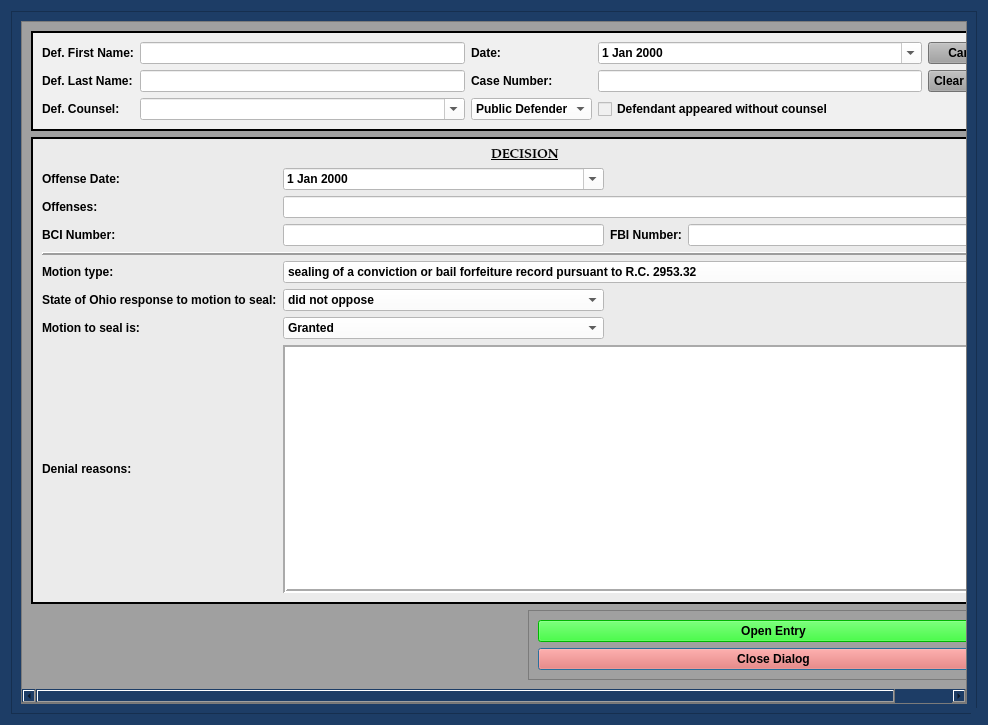
Qt form munientry/views/ui/CriminalSealingDialog.ui (HunterProgram22/MuniEntry) before a commit.
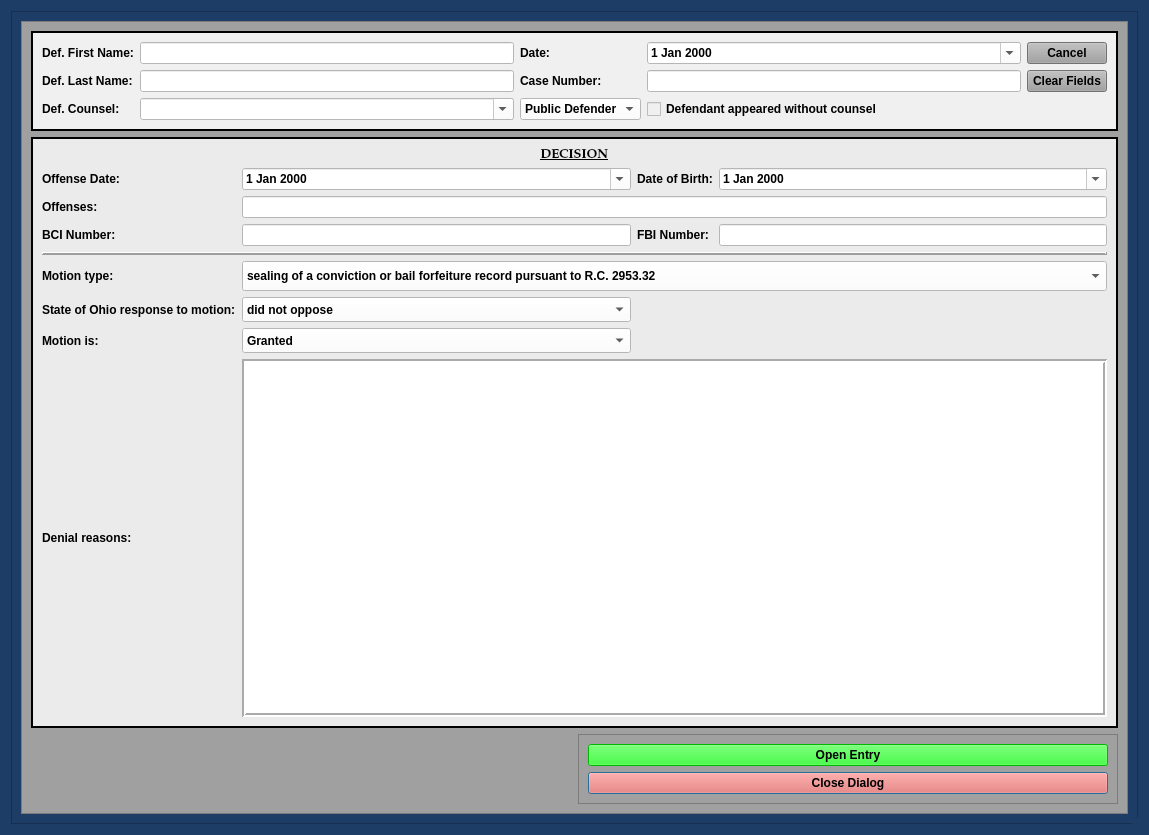
The same form after that commit. Custom widgets are drawn as their Qt base class.

Commit message: Updated sealing UI. Working on template.

```diff
--- a/munientry/views/ui/CriminalSealingDialog.ui
+++ b/munientry/views/ui/CriminalSealingDialog.ui
@@ -12,8 +12,8 @@
    <rect>
     <x>0</x>
     <y>0</y>
-    <width>988</width>
-    <height>725</height>
+    <width>1149</width>
+    <height>835</height>
    </rect>
   </property>
   <property name="sizePolicy">
@@ -180,8 +180,8 @@
           <rect>
            <x>0</x>
            <y>0</y>
-           <width>948</width>
-           <height>685</height>
+           <width>1109</width>
+           <height>795</height>
           </rect>
          </property>
          <layout class="QGridLayout" name="gridLayout_2">
@@ -442,7 +442,7 @@
              <item row="8" column="0">
               <widget class="QLabel" name="label_5">
                <property name="text">
-                <string>Motion to seal is:</string>
+                <string>Motion is:</string>
                </property>
               </widget>
              </item>
@@ -456,12 +456,18 @@
              <item row="7" column="0">
               <widget class="QLabel" name="label_6">
                <property name="text">
-                <string>State of Ohio response to motion to seal:</string>
+                <string>State of Ohio response to motion:</string>
                </property>
               </widget>
              </item>
              <item row="7" column="1">
               <widget class="NoScrollComboBox" name="state_response_box">
+               <property name="minimumSize">
+                <size>
+                 <width>0</width>
+                 <height>25</height>
+                </size>
+               </property>
                <property name="styleSheet">
                 <string notr="true">background-color: rgb(255, 255, 255);</string>
                </property>
@@ -479,6 +485,12 @@
              </item>
              <item row="8" column="1">
               <widget class="NoScrollComboBox" name="seal_decision_box">
+               <property name="minimumSize">
+                <size>
+                 <width>0</width>
+                 <height>25</height>
+                </size>
+               </property>
                <property name="styleSheet">
                 <string notr="true">background-color: rgb(255, 255, 255);</string>
                </property>
@@ -540,6 +552,12 @@
              </item>
              <item row="6" column="1" colspan="3">
               <widget class="NoScrollComboBox" name="sealing_type_box">
+               <property name="minimumSize">
+                <size>
+                 <width>0</width>
+                 <height>30</height>
+                </size>
+               </property>
                <property name="styleSheet">
                 <string notr="true">background-color: rgb(255, 255, 255);</string>
                </property>
@@ -610,6 +628,24 @@
                </property>
               </widget>
              </item>
+             <item row="1" column="3">
+              <widget class="NoScrollDateEdit" name="date_of_birth">
+               <property name="styleSheet">
+                <string notr="true">background-color: rgb(255, 255, 255);
+color: rgb(0, 0, 0);</string>
+               </property>
+               <property name="calendarPopup">
+                <bool>true</bool>
+               </property>
+              </widget>
+             </item>
+             <item row="1" column="2">
+              <widget class="QLabel" name="label_12">
+               <property name="text">
+                <string>Date of Birth:</string>
+               </property>
+              </widget>
+             </item>
             </layout>
            </widget>
           </item>
```
Left out of the diff: 2 changed lines with no effect on the pictures. The commit also changes 5 other files.
